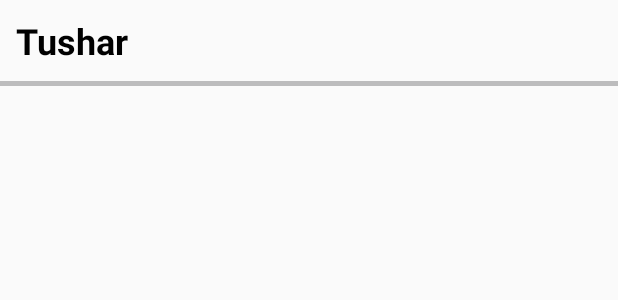
After one commit to tusharsrivastava2904/ChitChat, an Android app: the layout user_list_rv.xml on its own in the app's theme, with its tools: preview values and no code run, on a phone screen of 412 x 824 dp. The commit adds this screen. Shown: the top 300 px of the screen. Run offline under Robolectric (Android 15) with nearby library versions, the phone set to English and light mode, and no system bars.

```diff
--- a/app/build.gradle
+++ b/app/build.gradle
@@ -41,6 +41,7 @@ dependencies {
     implementation 'com.google.firebase:firebase-analytics-ktx'
     implementation 'androidx.constraintlayout:constraintlayout:2.0.4'
     implementation 'com.google.firebase:firebase-auth:19.2.0'
+    implementation 'com.google.firebase:firebase-database:19.2.1'
     testImplementation 'junit:junit:4.13.2'
     androidTestImplementation 'androidx.test.ext:junit:1.1.3'
     androidTestImplementation 'androidx.test.espresso:espresso-core:3.4.0'
--- a/app/src/main/java/com/example/chitchat/Login.kt
+++ b/app/src/main/java/com/example/chitchat/Login.kt
@@ -53,6 +53,7 @@ class Login : AppCompatActivity() {
                     // Sign in success, update UI with the signed-in user's information
                     val intent = Intent(this@Login, MainActivity::class.java)
                     Toast.makeText(this@Login, "Logged-in Successfully!", Toast.LENGTH_SHORT).show()
+                    finish()
                     startActivity(intent)
                 } else {
                     // If sign in fails, display a message to the user.
--- /dev/null
+++ b/app/src/main/res/layout/user_list_rv.xml
@@ -0,0 +1,26 @@
+<?xml version="1.0" encoding="utf-8"?>
+<RelativeLayout xmlns:android="http://schemas.android.com/apk/res/android"
+    android:layout_width="match_parent"
+    android:layout_height="match_parent">
+
+    <TextView
+        android:id="@+id/user_name"
+        android:layout_width="match_parent"
+        android:layout_height="wrap_content"
+        android:text="Tushar"
+        android:textSize="24sp"
+        android:textStyle="bold"
+        android:textColor="@color/black"
+        android:layout_margin="5dp"
+        android:padding="5dp"
+        />
+
+    <View
+        android:layout_width="match_parent"
+        android:layout_height="3dp"
+        android:layout_below="@id/user_name"
+        android:background="@color/gray"
+        android:alpha="0.5"
+        />
+
+</RelativeLayout>
--- /dev/null
+++ b/app/src/main/res/menu/menu.xml
@@ -0,0 +1,4 @@
+<?xml version="1.0" encoding="utf-8"?>
+<menu xmlns:android="http://schemas.android.com/apk/res/android">
+    <item android:id="@+id/logout" android:title="@string/logout"/>
+</menu>
--- a/app/src/main/res/values/colors.xml
+++ b/app/src/main/res/values/colors.xml
@@ -10,4 +10,6 @@
 
     <color name="blue">#38b6ff</color>
     <color name="darkBlue">#004aad</color>
+    <color name="gray">#7F7F80</color>
+
 </resources>
--- a/app/src/main/res/values/strings.xml
+++ b/app/src/main/res/values/strings.xml
@@ -5,4 +5,5 @@
     <string name="email">Email</string>
     <string name="password">Password</string>
     <string name="name">Name</string>
+    <string name="logout">Logout</string>
 </resources>
```
Also changed, not shown: app/src/main/java/com/example/chitchat/MainActivity.kt (+61 -0 lines), app/src/main/java/com/example/chitchat/SignUp.kt (+17 -3 lines), app/src/main/java/com/example/chitchat/UserAdapter.kt (added, +30 -0 lines), app/src/main/java/com/example/chitchat/UserModel.kt (added, +16 -0 lines), app/src/main/res/layout/activity_main.xml (+14 -0 lines), build.gradle (+4 -4 lines), 1 other file.
